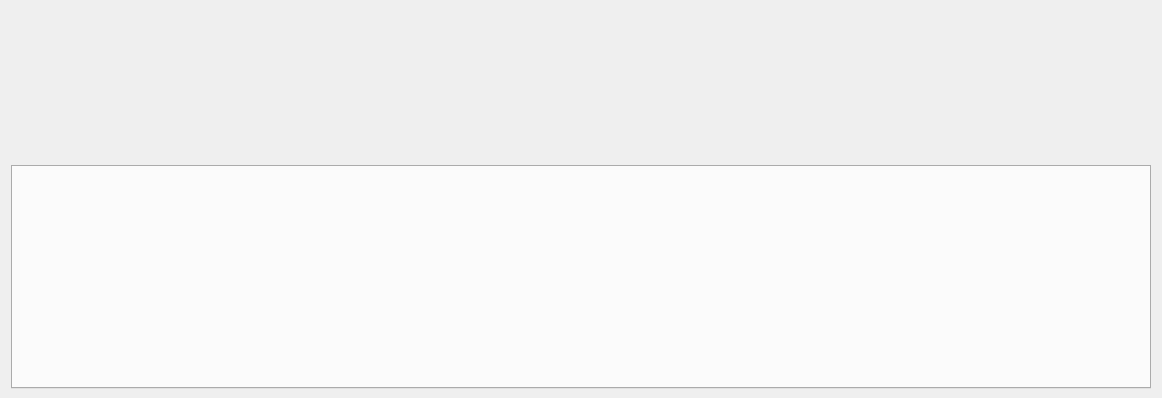
First picture: the form in MonitorPduTool/home/home_mainwid.ui, repository ChinaClever/PDU-MonitorTool, before the edit; both pictures show x 0 to 1162 and y 246 to 644 of the 1162 by 644 pixel window.
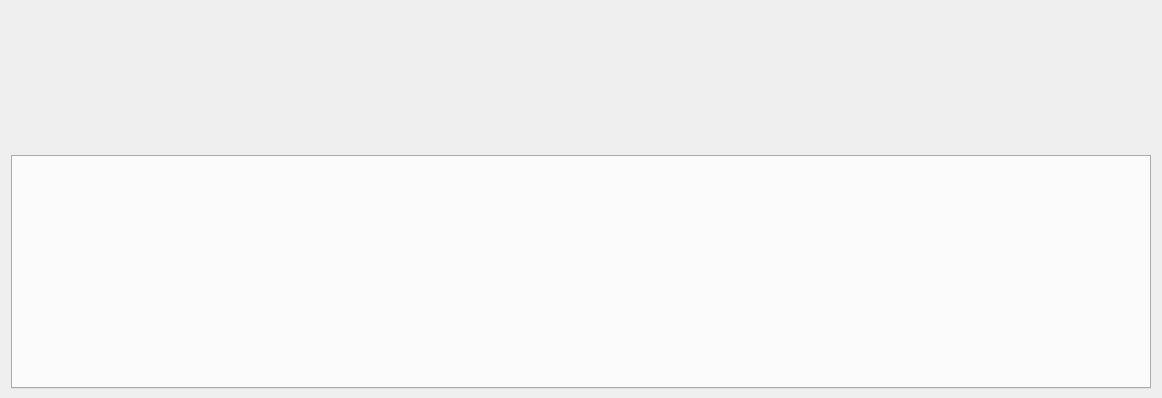
Second picture: the form after the edit.

```diff
--- a/MonitorPduTool/home/home_mainwid.ui
+++ b/MonitorPduTool/home/home_mainwid.ui
@@ -25,7 +25,7 @@
      <property name="minimumSize">
       <size>
        <width>0</width>
-       <height>400</height>
+       <height>390</height>
       </size>
      </property>
      <property name="maximumSize">
```
